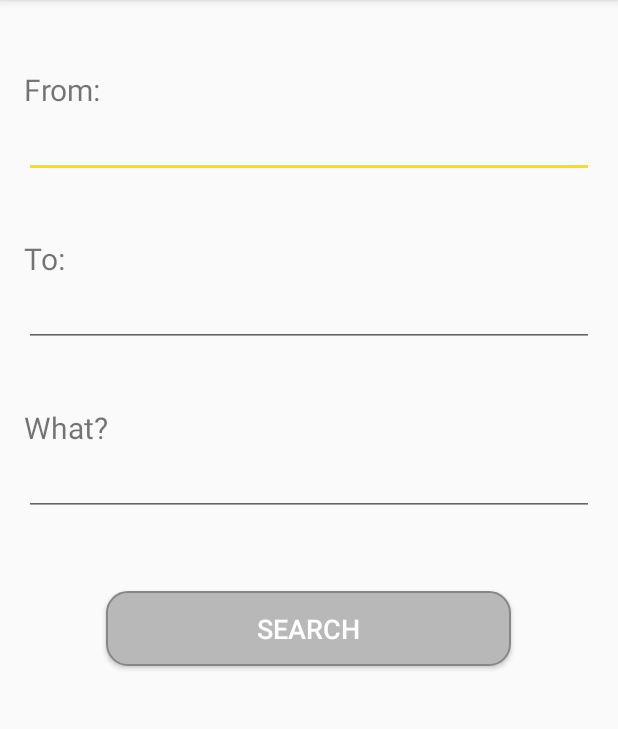
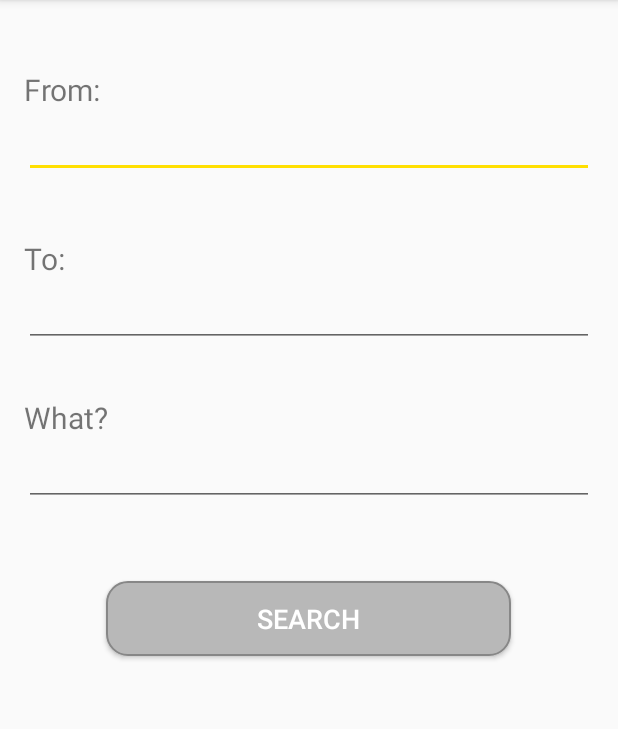
Before and after one commit to nadavro/Friendeliver, an Android app: the fragment LookingForActivity shown on its own in the app's theme, on a phone screen of 412 x 824 dp, the part 84-813 px from its top. Run offline under Robolectric (Android 15) with nearby library versions, the phone set to English and light mode, and no system bars; our stand-ins replace Firebase (no records; nobody signed in at launch, a user with empty details on screens opened directly), Volley; libraries missing offline, so code that uses them is left out: com.firebase.client; 1 statement that could not run was skipped.

Commit message:
finish version 2

```diff
--- a/app/src/main/java/com/nadavrozen/myfirebaseauth/LoginActivity.java
+++ b/app/src/main/java/com/nadavrozen/myfirebaseauth/LoginActivity.java
@@ -153,6 +153,7 @@ public class LoginActivity extends AppCompatActivity implements View.OnClickList
                         Uri imageUri = user.getPhotoUrl();
 
 
+
                         //Profile.getCurrentProfile().getLinkUri().toString()
                         // 1 -> is from facebook login
                         // 0 -> from regular login
--- a/app/src/main/java/com/nadavrozen/myfirebaseauth/MainActivity.java
+++ b/app/src/main/java/com/nadavrozen/myfirebaseauth/MainActivity.java
@@ -100,7 +100,7 @@ public class MainActivity extends AppCompatActivity implements View.OnClickListe
         editTextEmail = (EditText)findViewById(R.id.editTextEmail);
         editTextPassword = (EditText)findViewById(R.id.editTextPassword);
         textViewSignin = (TextView)findViewById(R.id.textViewSignin);
-        phone = (EditText)findViewById(R.id.phone);
+        phone = (EditText)findViewById(R.id.phoneNumber);
 
 
         buttonRegister.setOnClickListener(this);
--- a/app/src/main/res/layout/activity_looking_for.xml
+++ b/app/src/main/res/layout/activity_looking_for.xml
@@ -44,7 +44,7 @@
             android:ems="10"
             android:text="" />
         <TextView
-            android:layout_marginTop="40dp"
+            android:layout_marginTop="33dp"
             android:textSize="20sp"
             android:text="What?"
             android:id="@+id/descriptionTextView"
--- a/app/src/main/res/layout/activity_user_profile.xml
+++ b/app/src/main/res/layout/activity_user_profile.xml
@@ -59,6 +59,7 @@
             android:layout_height="30dp"
             android:id="@+id/facebook"
             android:src="@drawable/facebooklogo"
+            android:visibility="gone"
 
             />
 
```
Also changed, not shown: app/src/main/AndroidManifest.xml (+6 -2 lines), app/src/main/java/com/nadavrozen/myfirebaseauth/UserProfile.java (+6 -3 lines).
